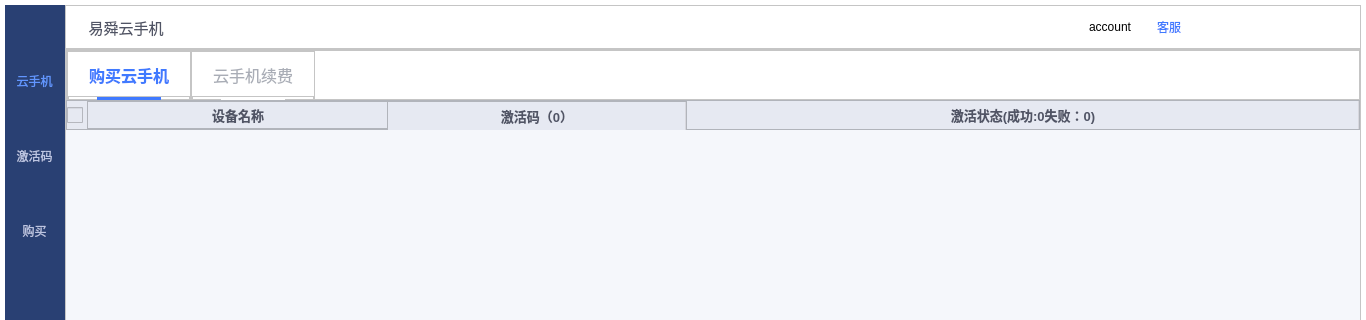
Qt form mainwindow.ui (ZhouMei20220810/TEST) before a commit; both pictures show x 0 to 1366 and y 0 to 320 of the 1366 by 768 pixel window.
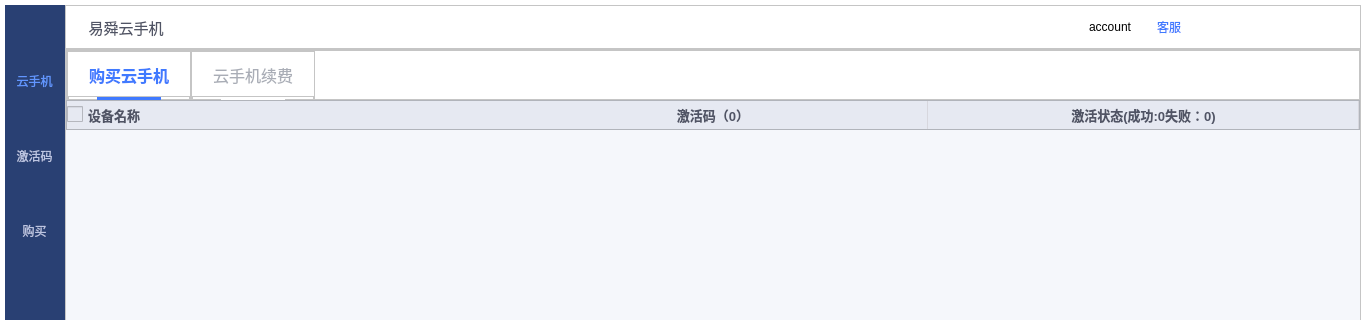
The same form after that commit. The open tabs and pages were chosen to show the change. Icons and pictures are not drawn. Custom widgets are drawn as their Qt base class.

Commit message: 激活码续费支持删除成功项，删除失败项，批量续费后更新状态根据续费激活码一一对应

Diff of the .ui file:
```diff
--- a/mainwindow.ui
+++ b/mainwindow.ui
@@ -3767,19 +3767,20 @@
                      <widget class="QCheckBox" name="checkBoxActiveCodeRenew">
                       <property name="minimumSize">
                        <size>
-                        <width>20</width>
-                        <height>20</height>
+                        <width>0</width>
+                        <height>0</height>
                        </size>
                       </property>
                       <property name="maximumSize">
                        <size>
-                        <width>20</width>
-                        <height>20</height>
+                        <width>16777215</width>
+                        <height>16777215</height>
                        </size>
                       </property>
                       <property name="styleSheet">
                        <string notr="true"> QCheckBox {
      spacing: 5px;
+color:#505465;font-size:13px;font-weight:bold;
  }
 
  QCheckBox::indicator {
@@ -3813,127 +3814,21 @@
 </string>
                       </property>
                       <property name="text">
-                       <string/>
+                       <string>设备名称</string>
                       </property>
                      </widget>
                     </item>
                     <item>
-                     <widget class="QMouseFrame" name="frame_36">
-                      <property name="minimumSize">
-                       <size>
-                        <width>300</width>
-                        <height>0</height>
-                       </size>
+                     <widget class="QLabel" name="labelActiveCodeNum_2">
+                      <property name="styleSheet">
+                       <string notr="true">QFrame {border-right: 1px solid #D7D7DE;color:#505465;font-size:13px;font-weight:bold;}</string>
                       </property>
-                      <property name="maximumSize">
-                       <size>
-                        <width>300</width>
-                        <height>16777215</height>
-                       </size>
+                      <property name="text">
+                       <string>激活码（0）</string>
                       </property>
-                      <property name="frameShape">
-                       <enum>QFrame::StyledPanel</enum>
+                      <property name="alignment">
+                       <set>Qt::AlignCenter</set>
                       </property>
-                      <property name="frameShadow">
-                       <enum>QFrame::Raised</enum>
-                      </property>
-                      <layout class="QHBoxLayout" name="horizontalLayout_40">
-                       <property name="spacing">
-                        <number>0</number>
-                       </property>
-                       <property name="leftMargin">
-                        <number>0</number>
-                       </property>
-                       <property name="topMargin">
-                        <number>0</number>
-                       </property>
-                       <property name="rightMargin">
-                        <number>0</number>
-                       </property>
-                       <property name="bottomMargin">
-                        <number>0</number>
-                       </property>
-                       <item>
-                        <widget class="QLabel" name="labelActiveCodeNum_3">
-                         <property name="minimumSize">
-                          <size>
-                           <width>300</width>
-                           <height>0</height>
-                          </size>
-                         </property>
-                         <property name="maximumSize">
-                          <size>
-                           <width>300</width>
-                           <height>16777215</height>
-                          </size>
-                         </property>
-                         <property name="styleSheet">
-                          <string notr="true">QFrame {border-right: 1px solid #D7D7DE;color:#505465;font-size:13px;font-weight:bold;}</string>
-                         </property>
-                         <property name="text">
-                          <string>设备名称</string>
-                         </property>
-                         <property name="alignment">
-                          <set>Qt::AlignCenter</set>
-                         </property>
-                        </widget>
-                       </item>
-                      </layout>
-                     </widget>
-                    </item>
-                    <item>
-                     <widget class="QMouseFrame" name="frame_35">
-                      <property name="minimumSize">
-                       <size>
-                        <width>300</width>
-                        <height>30</height>
-                       </size>
-                      </property>
-                      <property name="maximumSize">
-                       <size>
-                        <width>300</width>
-                        <height>30</height>
-                       </size>
-                      </property>
-                      <property name="mouseTracking">
-                       <bool>true</bool>
-                      </property>
-                      <property name="frameShape">
-                       <enum>QFrame::StyledPanel</enum>
-                      </property>
-                      <property name="frameShadow">
-                       <enum>QFrame::Raised</enum>
-                      </property>
-                      <layout class="QVBoxLayout" name="verticalLayout_24">
-                       <property name="spacing">
-                        <number>0</number>
-                       </property>
-                       <property name="leftMargin">
-                        <number>0</number>
-                       </property>
-                       <property name="topMargin">
-                        <number>0</number>
-                       </property>
-                       <property name="rightMargin">
-                        <number>0</number>
-                       </property>
-                       <property name="bottomMargin">
-                        <number>0</number>
-                       </property>
-                       <item>
-                        <widget class="QLabel" name="labelActiveCodeNum_2">
-                         <property name="styleSheet">
-                          <string notr="true">QFrame {border-right: 1px solid #D7D7DE;color:#505465;font-size:13px;font-weight:bold;}</string>
-                         </property>
-                         <property name="text">
-                          <string>激活码（0）</string>
-                         </property>
-                         <property name="alignment">
-                          <set>Qt::AlignCenter</set>
-                         </property>
-                        </widget>
-                       </item>
-                      </layout>
                      </widget>
                     </item>
                     <item>
```
The commit also changes 8 other files.
